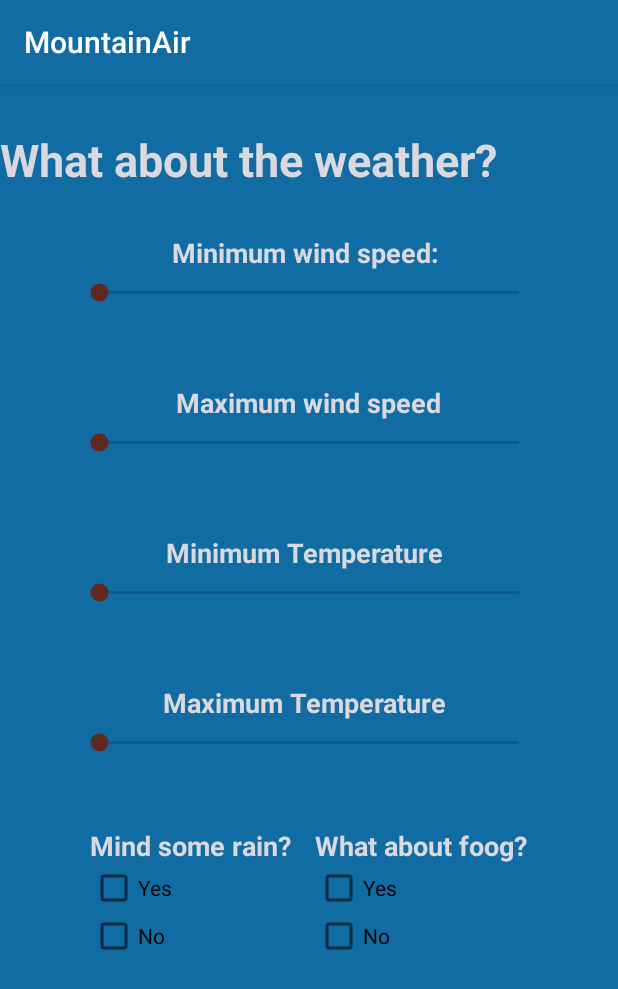
After one commit to elBajinho/Licenta, an Android app: the fragment WeatherFragment shown on its own in the app's theme, on a phone screen of 412 x 824 dp. The commit adds this screen. Shown: the top 989 px of the screen. Run offline under Robolectric (Android 15) with nearby library versions, the phone set to English and light mode, and no system bars.

Commit message:
wheather and route

```diff
--- a/app/src/main/java/com/example/mountainair/Activities/DoYourJurneyActivity.kt
+++ b/app/src/main/java/com/example/mountainair/Activities/DoYourJurneyActivity.kt
@@ -19,6 +19,7 @@ class DoYourJurneyActivity : AppCompatActivity(){
         setContentView(R.layout.activity_do_your_journey)
 
         var viewPager :  ViewPager = findViewById(R.id.pager)
+        viewPager.offscreenPageLimit=6
         adapter=DemoFragmentCollectionAdapter(supportFragmentManager)
         viewPager.adapter = adapter
     }
--- a/app/src/main/java/com/example/mountainair/Fragments/ActivitiesFragment.kt
+++ b/app/src/main/java/com/example/mountainair/Fragments/ActivitiesFragment.kt
@@ -7,6 +7,7 @@ import android.view.LayoutInflater
 import android.view.View
 import android.view.ViewGroup
 import androidx.recyclerview.widget.LinearLayoutManager
+import androidx.viewpager.widget.ViewPager
 import com.example.mountainair.Adapters.ActivitiesFragmentAdapter
 import com.example.mountainair.Interfaces.SimpleCallback
 import com.example.mountainair.R
@@ -17,6 +18,7 @@ import kotlinx.android.synthetic.main.fragment_activities.*
 
 
 class ActivitiesFragment : Fragment() {
+    var list : ArrayList<String> = ArrayList()
 
     companion object {
         fun newInstance() = ActivitiesFragment()
@@ -36,7 +38,6 @@ class ActivitiesFragment : Fragment() {
     override fun onActivityCreated(savedInstanceState: Bundle?) {
         super.onActivityCreated(savedInstanceState)
         viewModel = ViewModelProviders.of(this).get(ActivitiesFragmentViewModel::class.java)
-        var list : ArrayList<String> = ArrayList()
 
         server.getActivities(object : SimpleCallback<ArrayList<String>>{
             override fun callback(data: ArrayList<String>) {
--- /dev/null
+++ b/app/src/main/java/com/example/mountainair/Fragments/WeatherFragment.kt
@@ -0,0 +1,88 @@
+package com.example.mountainair.Fragments
+
+import androidx.lifecycle.ViewModelProviders
+import android.os.Bundle
+import androidx.fragment.app.Fragment
+import android.view.LayoutInflater
+import android.view.View
+import android.view.ViewGroup
+import android.widget.SeekBar
+import android.widget.Toast
+
+import com.example.mountainair.R
+import kotlinx.android.synthetic.main.route_fragment.*
+import kotlinx.android.synthetic.main.weather_fragment.*
+
+class WeatherFragment : Fragment() {
+
+    companion object {
+        fun newInstance() = WeatherFragment()
+    }
+
+    private lateinit var viewModel: WeatherFragmentViewModel
+
+    override fun onCreateView(
+        inflater: LayoutInflater, container: ViewGroup?,
+        savedInstanceState: Bundle?
+    ): View? {
+        return inflater.inflate(R.layout.weather_fragment, container, false)
+    }
+
+    override fun onActivityCreated(savedInstanceState: Bundle?) {
+        super.onActivityCreated(savedInstanceState)
+        viewModel = ViewModelProviders.of(this).get(WeatherFragmentViewModel::class.java)
+        initialiseSeeker()
+    }
+
+    private fun initialiseSeeker() {
+        seekBar_wheather_minWind.setOnSeekBarChangeListener(object : SeekBar.OnSeekBarChangeListener {
+
+            override fun onProgressChanged(seekBar: SeekBar, i: Int, b: Boolean) {
+                fragment_wheather_wind_min_text.text = "Minimum wind speed: $i km/h"
+            }
+
+            override fun onStartTrackingTouch(seekBar: SeekBar) {
+            }
+            override fun onStopTrackingTouch(seekBar: SeekBar) {
+            }
+        })
+
+        seekBar_wheather_maxWind.setOnSeekBarChangeListener(object : SeekBar.OnSeekBarChangeListener {
+
+            override fun onProgressChanged(seekBar: SeekBar, i: Int, b: Boolean) {
+                fragment_wheater_wind_max_text.text="Maximum wind speed:  $i km/h"
+            }
+
+            override fun onStartTrackingTouch(seekBar: SeekBar) {
+            }
+
+            override fun onStopTrackingTouch(seekBar: SeekBar) {
+            }
+        })
+
+        seekbar_wheater_temp_min.setOnSeekBarChangeListener(object : SeekBar.OnSeekBarChangeListener {
+
+            override fun onProgressChanged(seekBar: SeekBar, i: Int, b: Boolean) {
+                fragment_wheater_temp_min_text.text = "Minimum temperatureȘ $i C"
+            }
+
+            override fun onStartTrackingTouch(seekBar: SeekBar) {
+            }
+            override fun onStopTrackingTouch(seekBar: SeekBar) {
+            }
+        })
+
+        seekbar_wheater_temp_max.setOnSeekBarChangeListener(object : SeekBar.OnSeekBarChangeListener {
+
+            override fun onProgressChanged(seekBar: SeekBar, i: Int, b: Boolean) {
+                fragment_wheater_temp_max_text.text="Maximum temperature:  $i C"
+            }
+
+            override fun onStartTrackingTouch(seekBar: SeekBar) {
+            }
+
+            override fun onStopTrackingTouch(seekBar: SeekBar) {
+            }
+        })
+    }
+}
--- /dev/null
+++ b/app/src/main/java/com/example/mountainair/Fragments/WeatherFragmentViewModel.kt
@@ -0,0 +1,7 @@
+package com.example.mountainair.Fragments
+
+import androidx.lifecycle.ViewModel
+
+class WeatherFragmentViewModel : ViewModel() {
+    // TODO: Implement the ViewModel
+}
--- a/app/src/main/res/layout/geographic_fragment.xml
+++ b/app/src/main/res/layout/geographic_fragment.xml
@@ -72,7 +72,7 @@
         android:textStyle="bold" />
 
     <Spinner
-        android:id="@+id/spinner"
+        android:id="@+id/spinner_judete"
         android:layout_width="match_parent"
         android:layout_height="wrap_content"
         android:layout_alignTop="@+id/fragment_geographic_judete"
--- /dev/null
+++ b/app/src/main/res/layout/weather_fragment.xml
@@ -0,0 +1,192 @@
+<?xml version="1.0" encoding="utf-8"?>
+<FrameLayout xmlns:android="http://schemas.android.com/apk/res/android"
+    xmlns:tools="http://schemas.android.com/tools"
+    android:layout_width="match_parent"
+    android:layout_height="match_parent"
+    tools:context=".Fragments.WeatherFragment">
+
+    <RelativeLayout
+        android:layout_width="match_parent"
+        android:layout_height="match_parent"
+        android:background="@color/colorPrimary">
+
+        <TextView
+            android:id="@+id/fragment_wheather_text"
+            android:layout_width="match_parent"
+            android:layout_height="wrap_content"
+            android:layout_alignParentTop="true"
+            android:layout_marginTop="30dp"
+            android:text="What about the weather?"
+            android:textColor="@color/colorPrimaryWhite"
+            android:textSize="30sp"
+            android:textStyle="bold" />
+
+        <TextView
+            android:id="@+id/fragment_wheather_wind_min_text"
+            android:layout_width="wrap_content"
+            android:layout_height="wrap_content"
+            android:layout_alignTop="@+id/fragment_wheather_text"
+            android:layout_marginTop="70dp"
+            android:layout_centerHorizontal="true"
+            android:text="Minimum wind speed: "
+            android:textColor="@color/colorPrimaryWhite"
+            android:textSize="18sp"
+            android:textStyle="bold" />
+
+
+        <SeekBar
+            android:id="@+id/seekBar_wheather_minWind"
+            android:layout_width="match_parent"
+            android:layout_height="wrap_content"
+            android:layout_alignTop="@+id/fragment_wheather_wind_min_text"
+            android:layout_marginStart="50dp"
+            android:layout_marginTop="30dp"
+            android:layout_marginEnd="50dp"
+            android:max="30"
+            android:min="0" />
+
+
+        <TextView
+            android:id="@+id/fragment_wheater_wind_max_text"
+            android:layout_width="wrap_content"
+            android:layout_height="wrap_content"
+            android:layout_alignTop="@+id/seekBar_wheather_minWind"
+            android:layout_marginTop="70dp"
+            android:layout_centerHorizontal="true"
+            android:text="Maximum wind speed"
+            android:textColor="@color/colorPrimaryWhite"
+            android:textSize="18sp"
+            android:textStyle="bold" />
+
+
+        <SeekBar
+            android:id="@+id/seekBar_wheather_maxWind"
+            android:layout_width="match_parent"
+            android:layout_height="wrap_content"
+            android:layout_alignTop="@+id/fragment_wheater_wind_max_text"
+            android:layout_marginStart="50dp"
+            android:layout_marginTop="30dp"
+            android:layout_marginEnd="50dp"
+            android:max="30"
+            android:min="0" />
+
+
+
+        <TextView
+            android:id="@+id/fragment_wheater_temp_min_text"
+            android:layout_width="wrap_content"
+            android:layout_height="wrap_content"
+            android:layout_alignTop="@+id/seekBar_wheather_maxWind"
+            android:layout_marginTop="70dp"
+            android:layout_centerHorizontal="true"
+            android:text="Minimum Temperature "
+            android:textColor="@color/colorPrimaryWhite"
+            android:textSize="18sp"
+            android:textStyle="bold" />
+
+
+        <SeekBar
+            android:id="@+id/seekbar_wheater_temp_min"
+            android:layout_width="match_parent"
+            android:layout_height="wrap_content"
+            android:layout_alignTop="@+id/fragment_wheater_temp_min_text"
+            android:layout_marginStart="50dp"
+            android:layout_marginTop="30dp"
+            android:layout_marginEnd="50dp"
+            android:max="40"
+            android:min="0" />
+
+        <TextView
+            android:id="@+id/fragment_wheater_temp_max_text"
+            android:layout_width="wrap_content"
+            android:layout_height="wrap_content"
+            android:layout_alignTop="@+id/seekbar_wheater_temp_min"
+            android:layout_marginTop="70dp"
+            android:layout_centerHorizontal="true"
+            android:text="Maximum Temperature "
+            android:textColor="@color/colorPrimaryWhite"
+            android:textSize="18sp"
+            android:textStyle="bold" />
+
+        <SeekBar
+            android:id="@+id/seekbar_wheater_temp_max"
+            android:layout_width="match_parent"
+            android:layout_height="wrap_content"
+            android:layout_alignTop="@+id/fragment_wheater_temp_max_text"
+            android:layout_marginStart="50dp"
+            android:layout_marginTop="30dp"
+            android:layout_marginEnd="50dp"
+            android:max="40"
+            android:min="0" />
+
+        <RelativeLayout
+            android:layout_height="wrap_content"
+            android:layout_width="wrap_content"
+            android:orientation="horizontal"
+            android:layout_alignTop="@+id/seekbar_wheater_temp_max"
+            android:layout_marginTop="25dp"
+            android:layout_centerHorizontal="true"
+            >
+
+            <LinearLayout xmlns:android="http://schemas.android.com/apk/res/android"
+                android:orientation="vertical"
+                android:id="@+id/questionRain"
+                android:layout_width="wrap_content"
+                android:layout_height="wrap_content"
+                android:layout_marginTop="40dp"
+                >
+                <TextView
+                    android:id="@+id/fragment_wheater_questionRain_text"
+                    android:layout_width="wrap_content"
+                    android:layout_height="wrap_content"
+                    android:text="Mind some rain? "
+                    android:textColor="@color/colorPrimaryWhite"
+                    android:textSize="18sp"
+                    android:textStyle="bold" />
+
+                <CheckBox android:id="@+id/rainYes"
+                    android:layout_width="wrap_content"
+                    android:layout_height="wrap_content"
+                    android:text="Yes"/>
+                <CheckBox android:id="@+id/rainNo"
+                    android:layout_width="wrap_content"
+                    android:layout_height="wrap_content"
+                    android:text="No"/>
+            </LinearLayout>
+
+            <LinearLayout xmlns:android="http://schemas.android.com/apk/res/android"
+                android:orientation="vertical"
+                android:layout_width="wrap_content"
+                android:layout_height="wrap_content"
+                android:id="@+id/questionFoog"
+                android:layout_marginTop="40dp"
+                android:layout_alignLeft="@+id/questionRain"
+                android:layout_marginLeft="150dp"
+                android:layout_centerHorizontal="true"
+                >
+                <TextView
+                    android:id="@+id/fragment_wheater_questionFoog_text"
+                    android:layout_width="wrap_content"
+                    android:layout_height="wrap_content"
+                    android:layout_centerHorizontal="true"
+                    android:text="What about foog?"
+                    android:textColor="@color/colorPrimaryWhite"
+                    android:textSize="18sp"
+                    android:textStyle="bold" />
+
+                <CheckBox android:id="@+id/FoogYes"
+                    android:layout_width="wrap_content"
+                    android:layout_height="wrap_content"
+                    android:text="Yes"/>
+                <CheckBox android:id="@+id/FoogNo"
+                    android:layout_width="wrap_content"
+                    android:layout_height="wrap_content"
+                    android:text="No"/>
+            </LinearLayout>
+
+
+        </RelativeLayout>
+
+    </RelativeLayout>
+
+</FrameLayout>
```
Also changed, not shown: app/src/main/java/com/example/mountainair/Adapters/DemoFragmentCollectionAdapter.kt (+9 -6 lines), app/src/main/java/com/example/mountainair/Fragments/GeographicFragment.kt (+68 -0 lines), app/src/main/java/com/example/mountainair/Fragments/RouteFragment.kt (added, +74 -0 lines), app/src/main/java/com/example/mountainair/Fragments/RouteFragmentViewModel.kt (added, +7 -0 lines), app/src/main/java/com/example/mountainair/Server/Server.kt (+86 -2 lines), app/src/main/res/layout/route_fragment.xml (added, +131 -0 lines).
